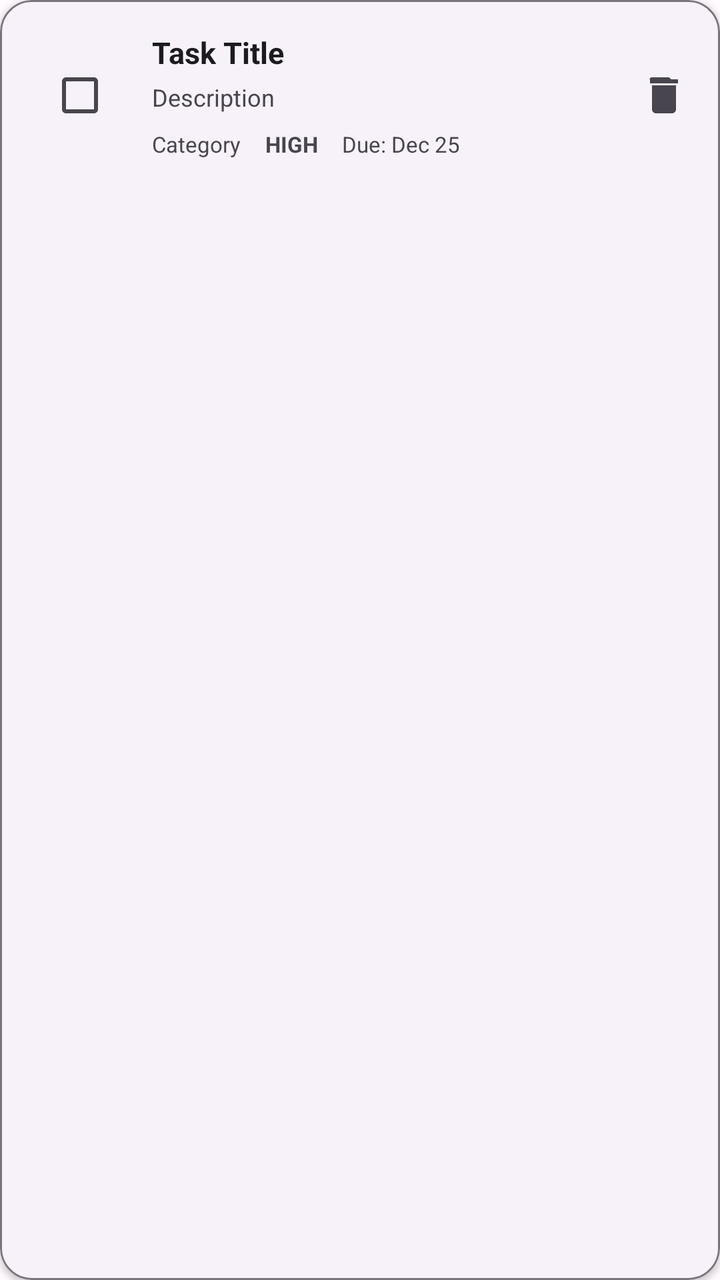
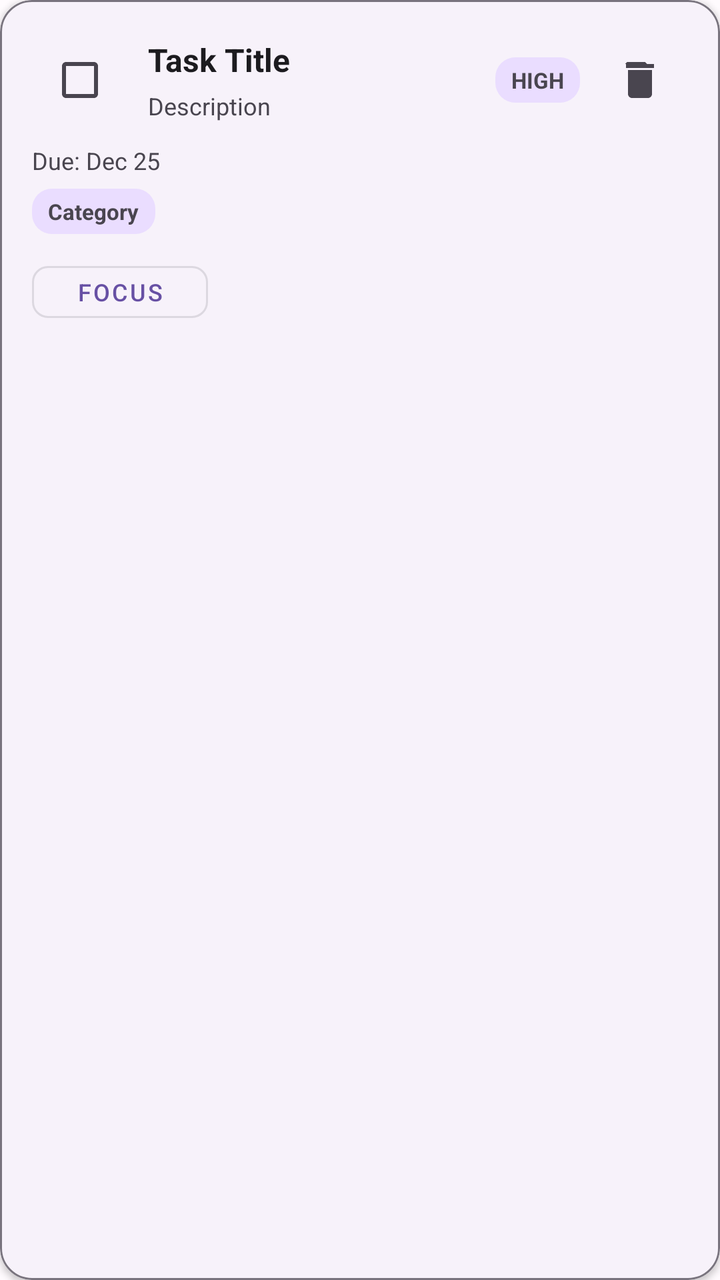

Before-and-after screenshots of an Android layout around one commit, followed by the original layout XML and the change that was made.
<!-- AndroidManifest.xml: application theme Theme.StudySyncproject -->
<!-- res/layout/item_task.xml -->
<?xml version="1.0" encoding="utf-8"?>
<com.google.android.material.card.MaterialCardView
    xmlns:android="http://schemas.android.com/apk/res/android"
    xmlns:app="http://schemas.android.com/apk/res-auto"
    android:layout_width="match_parent"
    android:layout_height="wrap_content"
    android:layout_margin="@dimen/space_sm"
    style="@style/Widget.StudySync.Card.Surface">

    <LinearLayout
        android:layout_width="match_parent"
        android:layout_height="wrap_content"
        android:orientation="horizontal"
        android:padding="@dimen/space_lg"
        android:gravity="center_vertical">

        
        <CheckBox
            android:id="@+id/cb_task_complete"
            android:layout_width="wrap_content"
            android:layout_height="wrap_content"
            android:layout_marginEnd="12dp" />

        
        <LinearLayout
            android:layout_width="0dp"
            android:layout_height="wrap_content"
            android:layout_weight="1"
            android:orientation="vertical">

            
            <TextView
                android:id="@+id/tv_task_title"
                android:layout_width="wrap_content"
                android:layout_height="wrap_content"
                android:text="Task Title"
                android:textSize="15sp"
                android:textStyle="bold"
                android:textColor="@color/text_primary" />

            
            <TextView
                android:id="@+id/tv_task_description"
                android:layout_width="wrap_content"
                android:layout_height="wrap_content"
                android:text="Description"
                android:textSize="12sp"
                android:textColor="@color/text_secondary"
                android:layout_marginTop="4dp"
                android:maxLines="1"
                android:ellipsize="end" />

            
            <LinearLayout
                android:layout_width="match_parent"
                android:layout_height="wrap_content"
                android:orientation="horizontal"
                android:layout_marginTop="8dp">

                
                <TextView
                    android:id="@+id/tv_category"
                    android:layout_width="wrap_content"
                    android:layout_height="wrap_content"
                    android:text="Category"
                    android:textSize="11sp"
                    android:textColor="@color/text_secondary"
                    android:layout_marginEnd="12dp" />

                
                <TextView
                    android:id="@+id/tv_priority"
                    android:layout_width="wrap_content"
                    android:layout_height="wrap_content"
                    android:text="HIGH"
                    android:textSize="11sp"
                    android:textStyle="bold"
                    android:layout_marginEnd="12dp" />

                
                <TextView
                    android:id="@+id/tv_due_date"
                    android:layout_width="wrap_content"
                    android:layout_height="wrap_content"
                    android:text="Due: Dec 25"
                    android:textSize="11sp"
                    android:textColor="@color/text_secondary" />
            </LinearLayout>

        </LinearLayout>

        
        <ImageButton
            android:id="@+id/btn_delete"
            android:layout_width="wrap_content"
            android:layout_height="wrap_content"
            android:src="@drawable/ic_delete"
            android:contentDescription="Delete Task"
            android:background="?attr/selectableItemBackgroundBorderless"
            android:scaleType="centerInside"
            android:layout_marginStart="12dp" />

    </LinearLayout>

</com.google.android.material.card.MaterialCardView>
<!-- resources referenced by this layout -->
<resources>
  <color name="text_primary">#1C1B1F</color>
  <color name="text_secondary">#49454F</color>
  <dimen name="space_lg">16dp</dimen>
  <dimen name="space_sm">8dp</dimen>
  <!-- drawable ic_delete (drawable) -->
  <vector xmlns:android="http://schemas.android.com/apk/res/android"
      android:width="24dp"
      android:height="24dp"
      android:viewportWidth="24"
      android:viewportHeight="24"
      android:tint="?attr/colorControlNormal">
    <path
        android:fillColor="@android:color/white"
        android:pathData="M6,19c0,1.1 0.9,2 2,2h8c1.1,0 2,-0.9 2,-2V7H6v12zM19,4h-3.5l-1,-1h-9l-1,1H5v2h14V4z"/>
  </vector>
  <style name="Widget.StudySync.Card.Surface" parent="Widget.Material3.CardView.Elevated">
          <item name="cardCornerRadius">@dimen/radius_lg</item>
          <item name="cardElevation">2dp</item>
          <item name="strokeColor">@color/outline</item>
          <item name="strokeWidth">1dp</item>
      </style>
  <style name="Theme.StudySyncproject" parent="Base.Theme.StudySyncproject" />
  <dimen name="radius_lg">16dp</dimen>
  <color name="outline">#79747E</color>
  <style name="Base.Theme.StudySyncproject" parent="Theme.Material3.DayNight.NoActionBar">
          <item name="colorPrimary">@color/primary</item>
          <item name="colorOnPrimary">@color/on_primary</item>
          <item name="colorSecondary">@color/secondary</item>
          <item name="colorOnSecondary">@color/on_secondary</item>
          <item name="colorSurface">@color/surface</item>
          <item name="android:colorBackground">@color/background</item>
          <item name="colorError">@color/error</item>
          <item name="colorPrimaryDark">@color/primary_dark</item>
      </style>
  <color name="primary">#6750A4</color>
  <color name="on_primary">#FFFFFF</color>
  <color name="secondary">#625B71</color>
  <color name="on_secondary">#FFFFFF</color>
  <color name="surface">#FFFBFE</color>
  <color name="background">#FFFBFE</color>
  <color name="error">#B3261E</color>
  <color name="primary_dark">#4F378B</color>
</resources>

<!-- the commit's change to res/layout/item_task.xml (unified diff, before → after) -->
@@ -2,103 +2,120 @@
 <com.google.android.material.card.MaterialCardView
     xmlns:android="http://schemas.android.com/apk/res/android"
     xmlns:app="http://schemas.android.com/apk/res-auto"
+    android:id="@+id/card_task"
     android:layout_width="match_parent"
     android:layout_height="wrap_content"
     android:layout_margin="@dimen/space_sm"
+    android:minHeight="112dp"
     style="@style/Widget.StudySync.Card.Surface">
 
     <LinearLayout
         android:layout_width="match_parent"
         android:layout_height="wrap_content"
-        android:orientation="horizontal"
-        android:padding="@dimen/space_lg"
-        android:gravity="center_vertical">
+        android:orientation="vertical"
+        android:padding="@dimen/space_lg">
 
-        
-        <CheckBox
-            android:id="@+id/cb_task_complete"
-            android:layout_width="wrap_content"
+        <LinearLayout
+            android:layout_width="match_parent"
             android:layout_height="wrap_content"
-            android:layout_marginEnd="12dp" />
+            android:gravity="center_vertical"
+            android:orientation="horizontal">
 
-        
-        <LinearLayout
-            android:layout_width="0dp"
-            android:layout_height="wrap_content"
-            android:layout_weight="1"
-            android:orientation="vertical">
-
-            
-            <TextView
-                android:id="@+id/tv_task_title"
+            <CheckBox
+                android:id="@+id/cb_task_complete"
                 android:layout_width="wrap_content"
                 android:layout_height="wrap_content"
-                android:text="Task Title"
-                android:textSize="15sp"
-                android:textStyle="bold"
-                android:textColor="@color/text_primary" />
+                android:layout_marginEnd="10dp" />
 
-            
+            <LinearLayout
+                android:layout_width="0dp"
+                android:layout_height="wrap_content"
+                android:layout_weight="1"
+                android:orientation="vertical">
+
+                <TextView
+                    android:id="@+id/tv_task_title"
+                    android:layout_width="match_parent"
+                    android:layout_height="wrap_content"
+                    android:ellipsize="end"
+                    android:maxLines="2"
+                    android:text="Task Title"
+                    android:textColor="@color/text_primary"
+                    android:textSize="16sp"
+                    android:textStyle="bold" />
+
+                <TextView
+                    android:id="@+id/tv_task_description"
+                    android:layout_width="match_parent"
+                    android:layout_height="wrap_content"
+                    android:layout_marginTop="4dp"
+                    android:ellipsize="end"
+                    android:maxLines="2"
+                    android:text="Description"
+                    android:textColor="@color/text_secondary"
+                    android:textSize="12sp" />
+            </LinearLayout>
+
             <TextView
-                android:id="@+id/tv_task_description"
+                android:id="@+id/tv_priority"
                 android:layout_width="wrap_content"
                 android:layout_height="wrap_content"
-                android:text="Description"
-                android:textSize="12sp"
-                android:textColor="@color/text_secondary"
-                android:layout_marginTop="4dp"
-                android:maxLines="1"
-                android:ellipsize="end" />
+                android:layout_marginStart="8dp"
+                android:background="@drawable/bg_chip_surface"
+                android:paddingStart="8dp"
+                android:paddingTop="4dp"
+                android:paddingEnd="8dp"
+                android:paddingBottom="4dp"
+                android:text="HIGH"
+                android:textSize="11sp"
+                android:textStyle="bold" />
 
-            
-            <LinearLayout
-                android:layout_width="match_parent"
-                android:layout_height="wrap_content"
-                android:orientation="horizontal"
-                android:layout_marginTop="8dp">
-
-                
-                <TextView
-                    android:id="@+id/tv_category"
-                    android:layout_width="wrap_content"
-                    android:layout_height="wrap_content"
-                    android:text="Category"
-                    android:textSize="11sp"
-                    android:textColor="@color/text_secondary"
-                    android:layout_marginEnd="12dp" />
-
-                
-                <TextView
-                    android:id="@+id/tv_priority"
-                    android:layout_width="wrap_content"
-                    android:layout_height="wrap_content"
-                    android:text="HIGH"
-                    android:textSize="11sp"
-                    android:textStyle="bold"
-                    android:layout_marginEnd="12dp" />
-
-                
-                <TextView
-                    android:id="@+id/tv_due_date"
-                    android:layout_width="wrap_content"
-                    android:layout_height="wrap_content"
-                    android:text="Due: Dec 25"
-                    android:textSize="11sp"
-                    android:textColor="@color/text_secondary" />
-            </LinearLayout>
+            <ImageButton
+                android:id="@+id/btn_delete"
+                android:layout_width="48dp"
+                android:layout_height="48dp"
+                android:layout_marginStart="6dp"
+                android:background="?attr/selectableItemBackgroundBorderless"
+                android:contentDescription="Delete Task"
+                android:padding="10dp"
+                android:scaleType="centerInside"
+                android:src="@drawable/ic_delete" />
 
         </LinearLayout>
 
-        
-        <ImageButton
-            android:id="@+id/btn_delete"
+        <TextView
+            android:id="@+id/tv_due_date"
+            android:layout_width="match_parent"
+            android:layout_height="wrap_content"
+            android:layout_marginTop="8dp"
+            android:text="Due: Dec 25"
+            android:textColor="@color/text_secondary"
+            android:textSize="12sp" />
+
+        <TextView
+            android:id="@+id/tv_category"
             android:layout_width="wrap_content"
             android:layout_height="wrap_content"
-            android:src="@drawable/ic_delete"
-            android:contentDescription="Delete Task"
-            android:background="?attr/selectableItemBackgroundBorderless"
-            android:scaleType="centerInside"
-            android:layout_marginStart="12dp" />
+            android:layout_marginTop="6dp"
+            android:background="@drawable/bg_chip_surface"
+            android:paddingStart="8dp"
+            android:paddingTop="4dp"
+            android:paddingEnd="8dp"
+            android:paddingBottom="4dp"
+            android:text="Category"
+            android:textColor="@color/text_secondary"
+            android:textSize="11sp"
+            android:textStyle="bold" />
+
+        <com.google.android.material.button.MaterialButton
+            android:id="@+id/btn_start_focus"
+            style="@style/Widget.StudySync.Button.Outlined"
+            android:layout_width="wrap_content"
+            android:layout_height="38dp"
+            android:layout_marginTop="10dp"
+            android:text="Focus"
+            android:textSize="12sp"
+            app:cornerRadius="8dp" />
 
     </LinearLayout>
 
<!-- resource entries referenced after the edit -->
@@ -4,6 +4,12 @@
   <color name="text_secondary">#49454F</color>
   <dimen name="space_lg">16dp</dimen>
   <dimen name="space_sm">8dp</dimen>
+  <!-- drawable bg_chip_surface (drawable) -->
+  <?xml version="1.0" encoding="utf-8"?>
+  <shape xmlns:android="http://schemas.android.com/apk/res/android" android:shape="rectangle">
+      <corners android:radius="10dp" />
+      <solid android:color="@color/primary_container" />
+  </shape>
   <!-- drawable ic_delete (drawable) -->
   <vector xmlns:android="http://schemas.android.com/apk/res/android"
       android:width="24dp"
@@ -15,6 +21,10 @@
         android:fillColor="@android:color/white"
         android:pathData="M6,19c0,1.1 0.9,2 2,2h8c1.1,0 2,-0.9 2,-2V7H6v12zM19,4h-3.5l-1,-1h-9l-1,1H5v2h14V4z"/>
   </vector>
+  <style name="Widget.StudySync.Button.Outlined" parent="Widget.MaterialComponents.Button.OutlinedButton">
+          <item name="android:layout_height">@dimen/button_height</item>
+          <item name="cornerRadius">@dimen/radius_md</item>
+      </style>
   <style name="Widget.StudySync.Card.Surface" parent="Widget.Material3.CardView.Elevated">
           <item name="cardCornerRadius">@dimen/radius_lg</item>
           <item name="cardElevation">2dp</item>
@@ -22,6 +32,9 @@
           <item name="strokeWidth">1dp</item>
       </style>
   <style name="Theme.StudySyncproject" parent="Base.Theme.StudySyncproject" />
+  <color name="primary_container">#EADDFF</color>
+  <dimen name="button_height">52dp</dimen>
+  <dimen name="radius_md">12dp</dimen>
   <dimen name="radius_lg">16dp</dimen>
   <color name="outline">#79747E</color>
   <style name="Base.Theme.StudySyncproject" parent="Theme.Material3.DayNight.NoActionBar">
